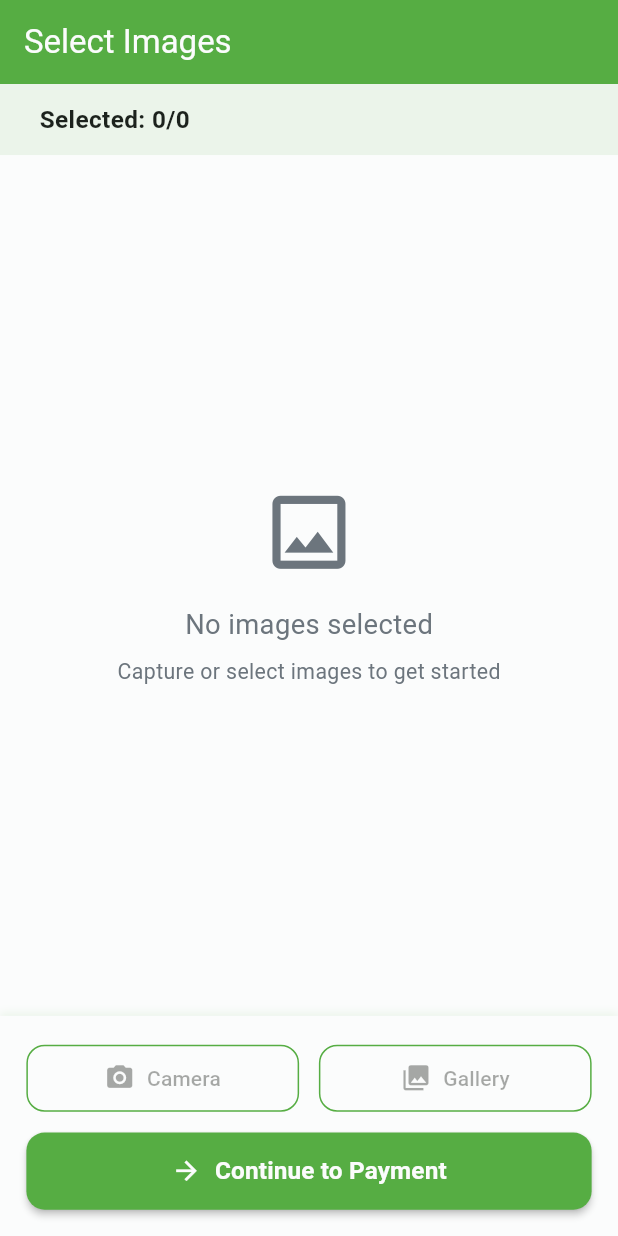
After one commit to devmhsagar/realtog, a Flutter app: the SelectImagesPage screen opened by its route, on a phone screen of 412 x 824 dp. The commit adds this screen. Run offline on Flutter 3.47's test engine with Material 3 defaults, Android fonts, the phone set to English and light mode, and no system bars; our stand-ins replace dio, flutter_riverpod, flutter_screenutil, flutter_secure_storage, fpdart, go_router and 1 more; accounts and stored records are empty; network calls fail.

Commit message:
Added image selection page

```diff
--- a/lib/core/router/app_router.dart
+++ b/lib/core/router/app_router.dart
@@ -5,6 +5,7 @@ import '../../pages/auth/login_page.dart';
 import '../../pages/auth/register_page.dart';
 import '../../pages/home/home_page.dart';
 import '../../pages/pricing/pricing_page.dart';
+import '../../pages/select_images/select_images_page.dart';
 import '../../pages/payment/payment_page.dart';
 import '../../providers/auth_provider.dart';
 
@@ -23,6 +24,7 @@ final routerProvider = Provider<GoRouter>((ref) {
       final isOnRegisterPage = state.matchedLocation == '/register';
       final isOnHomePage = state.matchedLocation == '/home';
       final isOnPricingPage = state.matchedLocation.startsWith('/pricing/');
+      final isOnSelectImagesPage = state.matchedLocation.startsWith('/select-images');
       final isOnPaymentPage = state.matchedLocation.startsWith('/payment');
 
       // If still loading auth state, don't redirect yet
@@ -36,7 +38,7 @@ final routerProvider = Provider<GoRouter>((ref) {
       }
 
       // If not authenticated and trying to access protected pages, redirect to login
-      if (!isAuthenticated && (isOnHomePage || isOnPricingPage || isOnPaymentPage)) {
+      if (!isAuthenticated && (isOnHomePage || isOnPricingPage || isOnSelectImagesPage || isOnPaymentPage)) {
         return '/login';
       }
 
@@ -77,6 +79,32 @@ final routerProvider = Provider<GoRouter>((ref) {
         builder: (context, state) {
           final id = state.pathParameters['id'] ?? '';
           return PricingPage(id: id);
+        },
+      ),
+      GoRoute(
+        path: '/select-images',
+        name: 'select-images',
+        builder: (context, state) {
+          final extra = state.extra as Map<String, dynamic>?;
+          if (extra == null) {
+            // Fallback if no data provided
+            return const SelectImagesPage(
+              pricingPlanId: '',
+              basePrice: 0,
+              hasDecluttering: false,
+              declutteringPrice: 0,
+              totalPrice: 0,
+              maxImages: 0,
+            );
+          }
+          return SelectImagesPage(
+            pricingPlanId: extra['pricingPlanId'] as String? ?? '',
+            basePrice: extra['basePrice'] as int? ?? 0,
+            hasDecluttering: extra['hasDecluttering'] as bool? ?? false,
+            declutteringPrice: extra['declutteringPrice'] as int? ?? 0,
+            totalPrice: extra['totalPrice'] as int? ?? 0,
+            maxImages: extra['maxImages'] as int? ?? 0,
+          );
         },
       ),
       GoRoute(
--- a/lib/pages/pricing/pricing_page.dart
+++ b/lib/pages/pricing/pricing_page.dart
@@ -325,13 +325,14 @@ class _PricingPageState extends ConsumerState<PricingPage> {
                     child: ElevatedButton(
                       onPressed: () {
                         context.push(
-                          '/payment',
+                          '/select-images',
                           extra: {
                             'pricingPlanId': plan.id,
                             'basePrice': plan.price,
                             'hasDecluttering': _isDeclutteringSelected,
                             'declutteringPrice': declutteringPrice,
                             'totalPrice': totalPrice,
+                            'maxImages': plan.maxImages,
                           },
                         );
                       },
--- /dev/null
+++ b/lib/pages/select_images/select_images_page.dart
@@ -0,0 +1,388 @@
+import 'dart:io';
+import 'package:flutter/material.dart';
+import 'package:flutter_riverpod/flutter_riverpod.dart';
+import 'package:flutter_screenutil/flutter_screenutil.dart';
+import 'package:go_router/go_router.dart';
+import 'package:image_picker/image_picker.dart';
+import '../../core/constants/app_colors.dart';
+
+class SelectImagesPage extends ConsumerStatefulWidget {
+  final String pricingPlanId;
+  final int basePrice;
+  final bool hasDecluttering;
+  final int declutteringPrice;
+  final int totalPrice;
+  final int maxImages;
+
+  const SelectImagesPage({
+    super.key,
+    required this.pricingPlanId,
+    required this.basePrice,
+    required this.hasDecluttering,
+    required this.declutteringPrice,
+    required this.totalPrice,
+    required this.maxImages,
+  });
+
+  @override
+  ConsumerState<SelectImagesPage> createState() => _SelectImagesPageState();
+}
+
+class _SelectImagesPageState extends ConsumerState<SelectImagesPage> {
+  final ImagePicker _imagePicker = ImagePicker();
+  List<XFile> _selectedImages = [];
+
+  Future<void> _pickImageFromCamera() async {
+    if (_selectedImages.length >= widget.maxImages) {
+      _showMaxImagesReachedDialog();
+      return;
+    }
+
+    try {
+      final XFile? image = await _imagePicker.pickImage(
+        source: ImageSource.camera,
+        imageQuality: 100, // No compression - raw file
+      );
+
+      if (image != null) {
+        setState(() {
+          _selectedImages.add(image);
+        });
+      }
+    } catch (e) {
+      if (mounted) {
+        ScaffoldMessenger.of(context).showSnackBar(
+          SnackBar(
+            content: Text('Error capturing image: ${e.toString()}'),
+            backgroundColor: AppColors.error,
+          ),
+        );
+      }
+    }
+  }
+
+  Future<void> _pickImageFromGallery() async {
+    if (_selectedImages.length >= widget.maxImages) {
+      _showMaxImagesReachedDialog();
+      return;
+    }
+
+    try {
+      final int remainingSlots = widget.maxImages - _selectedImages.length;
+      final List<XFile> images = await _imagePicker.pickMultiImage(
+        imageQuality: 100, // No compression - raw file
+      );
+
+      if (images.isNotEmpty) {
+        setState(() {
+          // Only add images up to the max limit
+          final int imagesToAdd = images.length > remainingSlots
+              ? remainingSlots
+              : images.length;
+          _selectedImages.addAll(images.take(imagesToAdd));
+
+          // Show warning if user selected more than allowed
+          if (images.length > remainingSlots) {
+            ScaffoldMessenger.of(context).showSnackBar(
+              SnackBar(
+                content: Text(
+                  'Only $remainingSlots image(s) added. Maximum ${widget.maxImages} images allowed.',
+                ),
+                backgroundColor: AppColors.warning,
+              ),
+            );
+          }
+        });
+      }
+    } catch (e) {
+      if (mounted) {
+        ScaffoldMessenger.of(context).showSnackBar(
+          SnackBar(
+            content: Text('Error selecting images: ${e.toString()}'),
+            backgroundColor: AppColors.error,
+          ),
+        );
+      }
+    }
+  }
+
+  void _removeImage(int index) {
+    setState(() {
+      _selectedImages.removeAt(index);
+    });
+  }
+
+  void _showMaxImagesReachedDialog() {
+    showDialog(
+      context: context,
+      builder: (context) => AlertDialog(
+        title: const Text('Maximum Images Reached'),
+        content: Text(
+          'You can only select up to ${widget.maxImages} images for this package.',
+        ),
+        actions: [
+          TextButton(
+            onPressed: () => Navigator.of(context).pop(),
+            child: const Text('OK'),
+          ),
+        ],
+      ),
+    );
+  }
+
+  void _navigateToPayment() {
+    if (_selectedImages.isEmpty) {
+      ScaffoldMessenger.of(context).showSnackBar(
+        const SnackBar(
+          content: Text('Please select at least one image'),
+          backgroundColor: AppColors.error,
+        ),
+      );
+      return;
+    }
+
+    context.push(
+      '/payment',
+      extra: {
+        'pricingPlanId': widget.pricingPlanId,
+        'basePrice': widget.basePrice,
+        'hasDecluttering': widget.hasDecluttering,
+        'declutteringPrice': widget.declutteringPrice,
+        'totalPrice': widget.totalPrice,
+        'selectedImages': _selectedImages,
+      },
+    );
+  }
+
+  @override
+  Widget build(BuildContext context) {
+    final int remainingSlots = widget.maxImages - _selectedImages.length;
+
+    return Scaffold(
+      appBar: AppBar(
+        title: const Text('Select Images'),
+        backgroundColor: AppColors.primary,
+        foregroundColor: AppColors.textLight,
+        elevation: 0,
+      ),
+      body: SafeArea(
+        child: Column(
+          children: [
+            // Image count indicator
+            Container(
+              width: double.infinity,
+              padding: EdgeInsets.symmetric(horizontal: 24.w, vertical: 12.h),
+              color: AppColors.primary.withValues(alpha: 0.1),
+              child: Row(
+                mainAxisAlignment: MainAxisAlignment.spaceBetween,
+                children: [
+                  Text(
+                    'Selected: ${_selectedImages.length}/${widget.maxImages}',
+                    style: TextStyle(
+                      fontSize: 16.sp,
+                      fontWeight: FontWeight.w600,
+                      color: AppColors.textPrimary,
+                    ),
+                  ),
+                  if (remainingSlots > 0)
+                    Text(
+                      '$remainingSlots remaining',
+                      style: TextStyle(
+                        fontSize: 14.sp,
+                        color: AppColors.textSecondary,
+                      ),
+                    ),
+                ],
+              ),
+            ),
+            // Image grid
+            Expanded(
+              child: _selectedImages.isEmpty
+                  ? Center(
+                      child: Column(
+                        mainAxisAlignment: MainAxisAlignment.center,
+                        children: [
+                          Icon(
+                            Icons.image_outlined,
+                            size: 64.sp,
+                            color: AppColors.textSecondary,
+                          ),
+                          SizedBox(height: 16.h),
+                          Text(
+                            'No images selected',
+                            style: TextStyle(
+                              fontSize: 18.sp,
+                              color: AppColors.textSecondary,
+                            ),
+                          ),
+                          SizedBox(height: 8.h),
+                          Text(
+                            'Capture or select images to get started',
+                            style: TextStyle(
+                              fontSize: 14.sp,
+                              color: AppColors.textSecondary,
+                            ),
+                          ),
+                        ],
+                      ),
+                    )
+                  : GridView.builder(
+                      padding: EdgeInsets.all(16.w),
+                      gridDelegate: SliverGridDelegateWithFixedCrossAxisCount(
+                        crossAxisCount: 3,
+                        crossAxisSpacing: 8.w,
+                        mainAxisSpacing: 8.h,
+                        childAspectRatio: 1,
+                      ),
+                      itemCount: _selectedImages.length,
+                      itemBuilder: (context, index) {
+                        return Stack(
+                          fit: StackFit.expand,
+                          children: [
+                            ClipRRect(
+                              borderRadius: BorderRadius.circular(8.r),
+                              child: Image.file(
+                                File(_selectedImages[index].path),
+                                fit: BoxFit.cover,
+                              ),
+                            ),
+                            Positioned(
+                              top: 4.h,
+                              right: 4.w,
+                              child: GestureDetector(
+                                onTap: () => _removeImage(index),
+                                child: Container(
+                                  padding: EdgeInsets.all(4.w),
+                                  decoration: BoxDecoration(
+                                    color: AppColors.error,
+                                    shape: BoxShape.circle,
+                                  ),
+                                  child: Icon(
+                                    Icons.close,
+                                    size: 16.sp,
+                                    color: AppColors.textLight,
+                                  ),
+                                ),
+                              ),
+                            ),
+                            Positioned(
+                              bottom: 4.h,
+                              left: 4.w,
+                              child: Container(
+                                padding: EdgeInsets.symmetric(
+                                  horizontal: 6.w,
+                                  vertical: 2.h,
+                                ),
+                                decoration: BoxDecoration(
+                                  color: AppColors.primary,
+                                  borderRadius: BorderRadius.circular(4.r),
+                                ),
+                                child: Text(
+                                  '${index + 1}',
+                                  style: TextStyle(
+                                    fontSize: 10.sp,
+                                    color: AppColors.textLight,
+                                    fontWeight: FontWeight.bold,
+                                  ),
+                                ),
+                              ),
+                            ),
+                          ],
+                        );
+                      },
+                    ),
+            ),
+            // Action buttons
+            Container(
+              padding: EdgeInsets.all(16.w),
+              decoration: BoxDecoration(
+                color: AppColors.surface,
+                boxShadow: [
+                  BoxShadow(
+                    color: AppColors.primary.withValues(alpha: 0.1),
+                    blurRadius: 4,
+                    offset: const Offset(0, -2),
+                  ),
+                ],
+              ),
+              child: Column(
+                mainAxisSize: MainAxisSize.min,
+                children: [
+                  Row(
+                    children: [
+                      Expanded(
+                        child: OutlinedButton.icon(
+                          onPressed: _selectedImages.length >= widget.maxImages
+                              ? null
+                              : _pickImageFromCamera,
+                          icon: Icon(Icons.camera_alt, size: 20.sp),
+                          label: const Text('Camera'),
+                          style: OutlinedButton.styleFrom(
+                            foregroundColor: AppColors.primary,
+                            side: BorderSide(color: AppColors.primary),
+                            padding: EdgeInsets.symmetric(vertical: 12.h),
+                            shape: RoundedRectangleBorder(
+                              borderRadius: BorderRadius.circular(12.r),
+                            ),
+                          ),
+                        ),
+                      ),
+                      SizedBox(width: 12.w),
+                      Expanded(
+                        child: OutlinedButton.icon(
+                          onPressed: _selectedImages.length >= widget.maxImages
+                              ? null
+                              : _pickImageFromGallery,
+                          icon: Icon(Icons.photo_library, size: 20.sp),
+                          label: const Text('Gallery'),
+                          style: OutlinedButton.styleFrom(
+                            foregroundColor: AppColors.primary,
+                            side: BorderSide(color: AppColors.primary),
+                            padding: EdgeInsets.symmetric(vertical: 12.h),
+                            shape: RoundedRectangleBorder(
+                              borderRadius: BorderRadius.circular(12.r),
+                            ),
+                          ),
+                        ),
+                      ),
+                    ],
+                  ),
+                  SizedBox(height: 12.h),
+                  SizedBox(
+                    width: double.infinity,
+                    child: ElevatedButton(
+                      onPressed: _navigateToPayment,
+                      style: ElevatedButton.styleFrom(
+                        backgroundColor: AppColors.primary,
+                        foregroundColor: AppColors.textLight,
+                        padding: EdgeInsets.symmetric(vertical: 14.h),
+                        shape: RoundedRectangleBorder(
+                          borderRadius: BorderRadius.circular(12.r),
+                        ),
+                        elevation: 2,
+                      ),
+                      child: Row(
+                        mainAxisAlignment: MainAxisAlignment.center,
+                        children: [
+                          Icon(Icons.arrow_forward, size: 20.sp),
+                          SizedBox(width: 8.w),
+                          Text(
+                            'Continue to Payment',
+                            style: TextStyle(
+                              fontSize: 16.sp,
+                              fontWeight: FontWeight.w600,
+                            ),
+                          ),
+                        ],
+                      ),
+                    ),
+                  ),
+                ],
+              ),
+            ),
+          ],
+        ),
+      ),
+    );
+  }
+}
--- a/pubspec.yaml
+++ b/pubspec.yaml
@@ -41,6 +41,7 @@ dependencies:
   dio: ^5.9.0
   fpdart: ^1.2.0
   flutter_riverpod: ^3.0.3
+  image_picker: ^1.1.2
 
 dev_dependencies:
   flutter_test:
```
Also changed, not shown: pubspec.lock, 5 other files.
